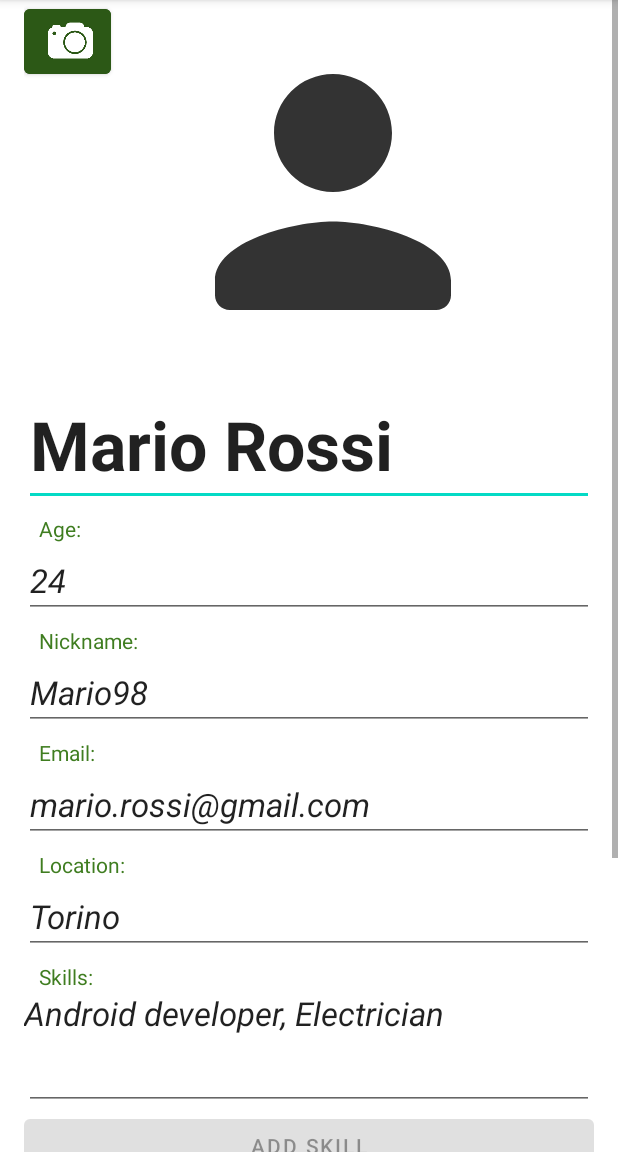
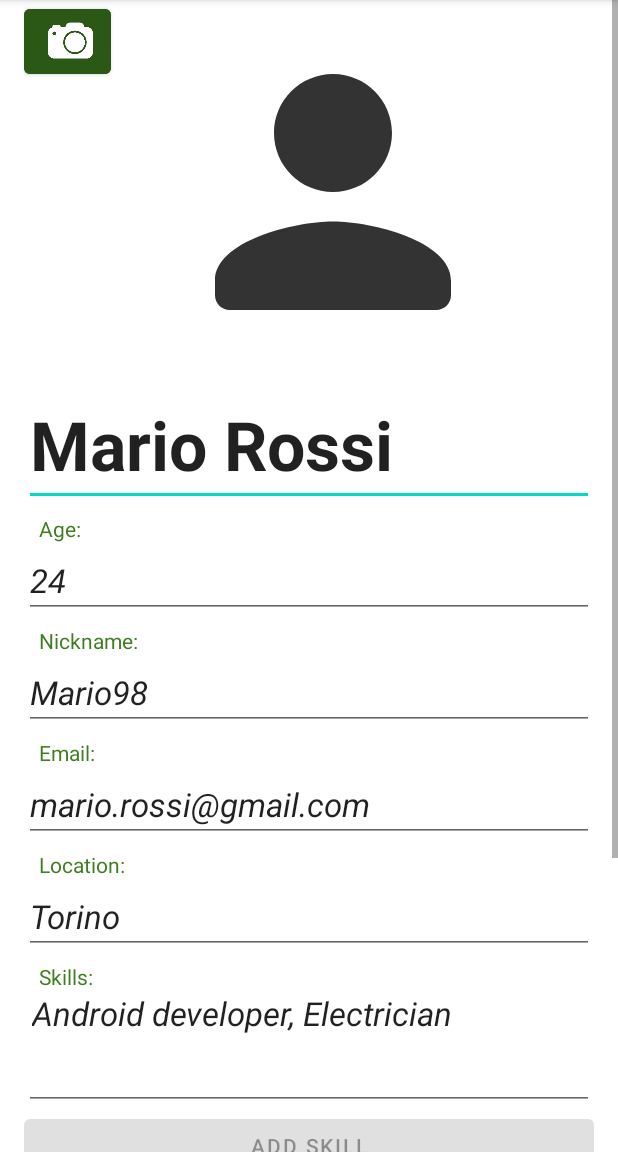
Before and after one commit to Mariagrazia98/Timebanking, an Android app: the screen it shows after launch (EditProfileActivity), after a tap on "Menu", on a phone screen of 412 x 824 dp, the part 84-1236 px from its top. Run offline under Robolectric (Android 15) with nearby library versions, the phone set to English and light mode, and no system bars.

Commit message:
Added padding

```diff
--- a/app/src/main/res/layout/activity_edit_profile.xml
+++ b/app/src/main/res/layout/activity_edit_profile.xml
@@ -173,6 +173,8 @@
                     android:layout_width="match_parent"
                     android:layout_height="wrap_content"
                     android:importantForAutofill="no"
+                    android:paddingLeft="5dp"
+                    android:paddingRight="5dp"
                     android:text="@string/skills"
                     android:textAppearance="@style/TextAppearance.AppCompat.Large"
                     android:textStyle="italic" />
```
